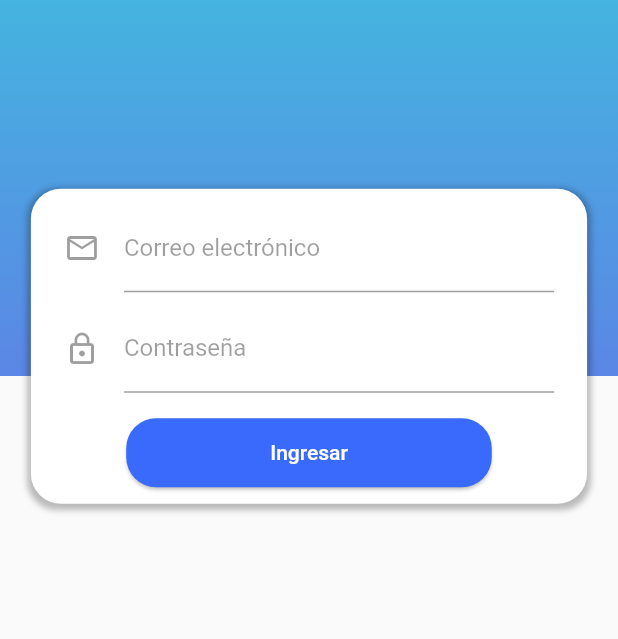
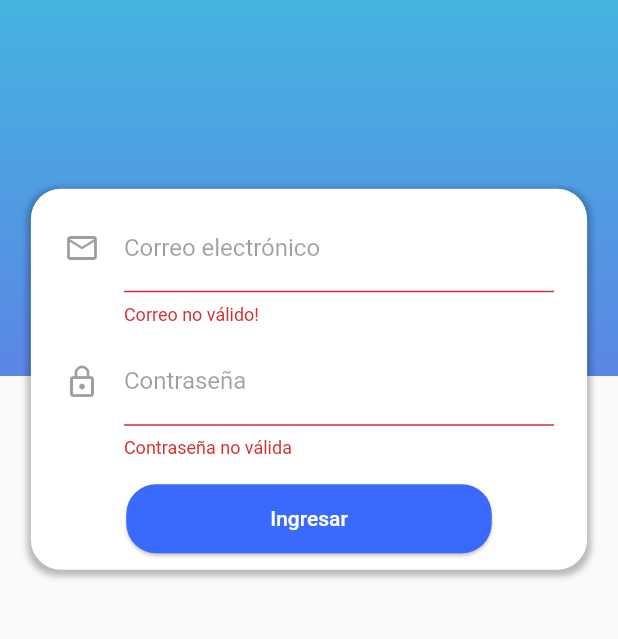
Before and after one commit to claudio910103/tonyred-flutter, a Flutter app: the LoginPage screen opened by its route, after a tap on "Ingresar", on a phone screen of 412 x 824 dp, the part 242-881 px from its top. Run offline on Flutter 3.47's test engine with Material 2 defaults, Android fonts, the phone set to English and light mode, and no system bars; our stand-ins replace cloud_firestore, firebase_auth, flutter_map, geolocator, latlong, shared_preferences; accounts and stored records are empty; statements that could not run were skipped.

Commit message:
Login agregado

```diff
--- a/lib/src/pages/login_page.dart
+++ b/lib/src/pages/login_page.dart
@@ -1,13 +1,42 @@
 import 'package:flutter/material.dart';
+import 'package:shared_preferences/shared_preferences.dart';
+import 'package:tonyredapp/src/services/db.dart';
 
-class LoginPage
- extends StatelessWidget {
-  const LoginPage
-  ({Key key}) : super(key: key);
+class LoginPage extends StatefulWidget {
+  const LoginPage({Key key}) : super(key: key);
+
+  @override
+  _LoginPageState createState() => _LoginPageState();
+}
+
+class _LoginPageState extends State<LoginPage> {
+  final formKey = GlobalKey<FormState>();
+  final scaffoldKey = GlobalKey<ScaffoldState>();
+  final _db = DatabaseService();
+
+  SharedPreferences prefs;
+
+  String correo = '';
+  String password = '';
+
+  @override
+  void initState(){
+    super.initState();
+    _validarUsuario();
+  }
+
+  void _validarUsuario() async {
+    var user = await _db.getCurrentUser();
+    if(user.email != null){
+      // print(user.email);
+      Navigator.pushReplacementNamed(context, 'mapa' );
+    }
+  }
 
   @override
   Widget build(BuildContext context) {
     return Scaffold(
+      key: scaffoldKey,
       body: SafeArea(
         child: Stack(
           children: <Widget>[
@@ -73,6 +102,8 @@ class LoginPage
     final size = MediaQuery.of(context).size;
 
     return SingleChildScrollView(
+      child: Form(
+        key: formKey,
           child: Column(
           children: <Widget>[
             SizedBox(height: size.height * 0.3, width: double.infinity),
@@ -104,6 +135,7 @@ class LoginPage
             SizedBox(height: 100.0)
           ],
         ),
+      ),
     );
   }
 
@@ -111,8 +143,17 @@ class LoginPage
     return Container(
       margin: EdgeInsets.only(bottom: 8.0),
       padding: EdgeInsets.symmetric(horizontal: 12.0),
-      child: TextField(
+      child: TextFormField(
+        initialValue: correo,
         keyboardType: TextInputType.emailAddress,
+        onSaved: (value) => correo = value,
+        validator: (value) {
+          if ( value.length < 3 ) {
+            return 'Correo no válido!';
+          } else {
+            return null;
+          }
+        },
         decoration: InputDecoration(
           icon: Icon( Icons.mail_outline, color: Colors.black38),
           hintStyle: TextStyle(color: Colors.blueAccent),
@@ -129,8 +170,17 @@ class LoginPage
     return Container(
       margin: EdgeInsets.only(bottom: 16.0),
       padding: EdgeInsets.symmetric(horizontal: 12.0),
-      child: TextField(
+      child: TextFormField(
+        initialValue: password,
         obscureText: true,
+        onSaved: (value) => password = value,
+        validator: (value) {
+          if(value.length < 2){
+            return 'Contraseña no válida';
+          } else{
+            return null;
+          }
+        },
         decoration: InputDecoration(
           icon: Icon( Icons.lock_outline, color: Colors.black38),
           hintStyle: TextStyle(color: Colors.blueAccent),
@@ -155,8 +205,41 @@ class LoginPage
       elevation: 1.0,
       color: Color.fromRGBO(57, 106, 252, 1.0),
       textColor: Colors.white,
-      onPressed: () {}
+      onPressed: _login
     );
   }
 
+  void _login() async{
+    if ( !formKey.currentState.validate() ) return;
+    formKey.currentState.save();
+    var result = await _db.loginFirebase(correo, password);
+    prefs = await SharedPreferences.getInstance();
+
+    if (result == true) {
+      prefs.setString('email', correo);
+      Navigator.pushReplacementNamed(context, 'mapa' );
+    }else{
+      _mostrarSnackbar('Error. Credenciales incorrectas', 'error');
     }
+
+  }
+
+  void _mostrarSnackbar(String mensaje, String tipo) {
+    if (tipo == 'success') {
+      final snackbar = SnackBar(
+        content: Text(mensaje),
+        backgroundColor: Colors.green,
+        duration: Duration(milliseconds: 2500),
+      );
+      scaffoldKey.currentState.showSnackBar(snackbar);
+    } else {
+      final snackbar = SnackBar(
+        content: Text(mensaje),
+        backgroundColor: Colors.red,
+        duration: Duration(milliseconds: 2500),
+      );
+      scaffoldKey.currentState.showSnackBar(snackbar);
+    }
+  }
+
+}
```
Also changed, not shown: lib/main.dart (+7 -3 lines), lib/src/widgets/menu_drawer.dart (+35 -8 lines), pubspec.lock. Lines whose indentation alone changed are shown as unchanged.
